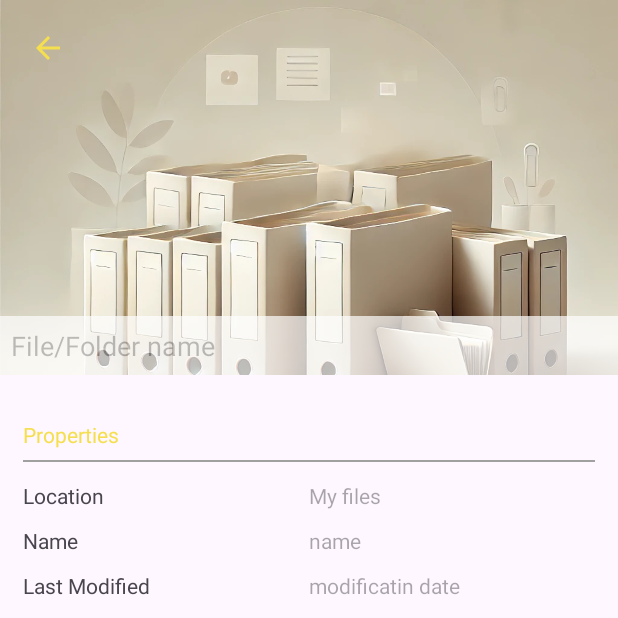
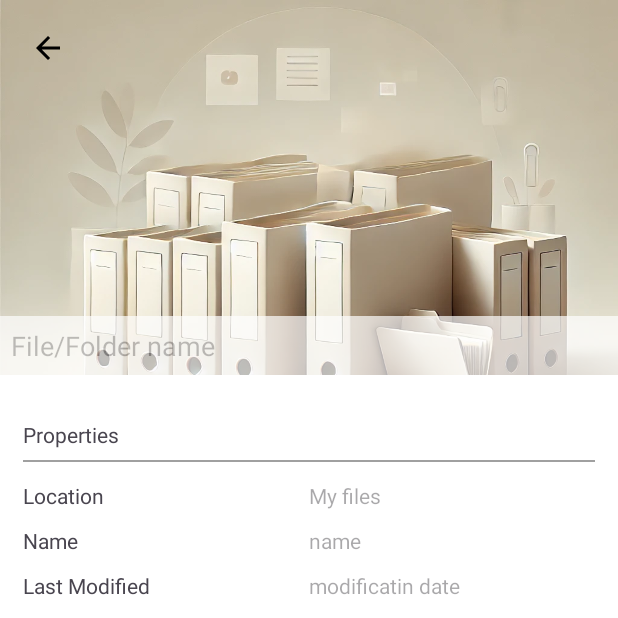
Before and after one commit to shivamtechstack/FileFusion, an Android app: the fragment FileInfoFragment placed in its activity, on a phone screen of 412 x 824 dp, the top half of it. Run offline under Robolectric (Android 15) with nearby library versions, the phone set to English and light mode, and no system bars; pictures from the network do not load; Roboto replaces fonts that are not available here.

Commit message:
- Changed color schemes in the app

```diff
--- a/app/src/main/java/shivam/sycodes/filefusion/AppSettings.kt
+++ b/app/src/main/java/shivam/sycodes/filefusion/AppSettings.kt
@@ -1,9 +1,13 @@
 package shivam.sycodes.filefusion
 
+import android.content.Context
 import android.os.Bundle
+import android.util.AttributeSet
 import android.view.View
 import androidx.activity.enableEdgeToEdge
 import androidx.appcompat.app.AppCompatActivity
+import androidx.core.content.ContentProviderCompat.requireContext
+import androidx.core.content.ContextCompat
 import androidx.core.view.ViewCompat
 import androidx.core.view.WindowInsetsCompat
 import shivam.sycodes.filefusion.databinding.ActivityAppSettingsBinding
--- a/app/src/main/java/shivam/sycodes/filefusion/fragments/TrashBinFragment.kt
+++ b/app/src/main/java/shivam/sycodes/filefusion/fragments/TrashBinFragment.kt
@@ -32,8 +32,6 @@ class TrashBinFragment : Fragment() {
         savedInstanceState: Bundle?
     ): View {
         _binding = FragmentTrashBinBinding.inflate(inflater,container,false)
-
-        requireActivity().window.statusBarColor = ContextCompat.getColor(requireContext(), R.color.toolBarColor)
         fileOperationHelper = FileOperationHelper(requireContext())
         trashPath= fileOperationHelper.getTrashDir().toString()
 
--- a/app/src/main/res/layout/decryptiondialog.xml
+++ b/app/src/main/res/layout/decryptiondialog.xml
@@ -83,10 +83,10 @@
             android:elevation="5dp"
             android:textSize="16sp"
             android:fontFamily="@font/source_sans_pro_semibold"
-            android:backgroundTint="@color/lightred"
+            android:backgroundTint="@color/toogleButtonColor"
             android:layout_height="wrap_content"
             android:text="Decrypt"
-            android:textColor="@color/white"
+            android:textColor="@color/black"
             tools:ignore="HardcodedText" />
     </LinearLayout>
 
--- a/app/src/main/res/layout/fragment_file_info.xml
+++ b/app/src/main/res/layout/fragment_file_info.xml
@@ -19,7 +19,6 @@
             android:layout_marginStart="0dp"
             android:elevation="1dp"
             android:padding="20dp"
-            android:tint="@color/toogleButtonColor"
            android:src="@drawable/baseline_arrow_back_24"/>
 
         <ImageView
@@ -46,7 +45,9 @@
 
     <ScrollView
         android:layout_width="match_parent"
+        android:background="@color/blackOnDark"
         android:layout_height="match_parent">
+
         <LinearLayout
             android:layout_width="match_parent"
             android:layout_height="wrap_content"
@@ -56,135 +57,134 @@
             <TextView
                 android:layout_width="match_parent"
                 android:layout_height="wrap_content"
-                android:text="Properties"
-                android:textColor="@color/toogleButtonColor"
-                android:layout_marginTop="30dp" />
+                android:layout_marginTop="30dp"
+                android:text="Properties" />
 
 
             <View
                 android:layout_width="match_parent"
                 android:layout_height="1dp"
                 android:layout_marginVertical="7dp"
-                android:background="@color/unhighlighted_text"/>
+                android:background="@color/unhighlighted_text" />
 
 
             <LinearLayout
-                android:layout_marginVertical="5dp"
                 android:layout_width="match_parent"
-                android:layout_height="wrap_content">
+                android:layout_height="wrap_content"
+                android:layout_marginVertical="5dp">
 
                 <TextView
                     android:layout_width="match_parent"
                     android:layout_height="wrap_content"
                     android:layout_weight="1"
-                    android:text="Location"/>
+                    android:text="Location" />
 
                 <TextView
                     android:id="@+id/fileinfo_fileLocation"
                     android:layout_width="match_parent"
                     android:layout_height="wrap_content"
                     android:layout_weight="1"
-                    android:hint="My files"/>
+                    android:hint="My files" />
 
             </LinearLayout>
 
             <LinearLayout
-                android:layout_marginVertical="5dp"
                 android:layout_width="match_parent"
-                android:layout_height="wrap_content">
+                android:layout_height="wrap_content"
+                android:layout_marginVertical="5dp">
 
                 <TextView
                     android:layout_width="match_parent"
                     android:layout_height="wrap_content"
                     android:layout_weight="1"
-                    android:text="Name"/>
+                    android:text="Name" />
 
                 <TextView
                     android:id="@+id/fileinfo_name"
                     android:layout_width="match_parent"
                     android:layout_height="wrap_content"
                     android:layout_weight="1"
-                    android:hint="name"/>
+                    android:hint="name" />
 
             </LinearLayout>
 
             <LinearLayout
-                android:layout_marginVertical="5dp"
                 android:layout_width="match_parent"
-                android:layout_height="wrap_content">
+                android:layout_height="wrap_content"
+                android:layout_marginVertical="5dp">
 
                 <TextView
                     android:layout_width="match_parent"
                     android:layout_height="wrap_content"
                     android:layout_weight="1"
-                    android:text="Last Modified"/>
+                    android:text="Last Modified" />
 
                 <TextView
                     android:id="@+id/fileinfo_lastModified"
                     android:layout_width="match_parent"
                     android:layout_height="wrap_content"
                     android:layout_weight="1"
-                    android:hint="modificatin date"/>
+                    android:hint="modificatin date" />
 
             </LinearLayout>
 
             <LinearLayout
-                android:layout_marginVertical="5dp"
                 android:layout_width="match_parent"
-                android:layout_height="wrap_content">
+                android:layout_height="wrap_content"
+                android:layout_marginVertical="5dp">
 
                 <TextView
                     android:layout_width="match_parent"
                     android:layout_height="wrap_content"
                     android:layout_weight="1"
-                    android:text="Size"/>
+                    android:text="Size" />
 
                 <TextView
                     android:id="@+id/fileinfo_size"
                     android:layout_width="match_parent"
                     android:layout_height="wrap_content"
                     android:layout_weight="1"
-                    android:hint="size"/>
+                    android:hint="size" />
 
             </LinearLayout>
 
             <LinearLayout
-                android:layout_marginVertical="5dp"
                 android:layout_width="match_parent"
-                android:layout_height="wrap_content">
+                android:layout_height="wrap_content"
+                android:layout_marginVertical="5dp">
 
                 <TextView
                     android:layout_width="match_parent"
                     android:layout_height="wrap_content"
                     android:layout_weight="1"
-                    android:text="type"/>
+                    android:text="type" />
 
                 <TextView
                     android:id="@+id/fileinfo_type"
                     android:layout_width="match_parent"
                     android:layout_height="wrap_content"
                     android:layout_weight="1"
-                    android:hint="file type"/>
+                    android:hint="file type" />
 
             </LinearLayout>
 
             <LinearLayout
-                android:layout_marginVertical="5dp"
                 android:layout_width="match_parent"
-                android:layout_height="wrap_content">
+                android:layout_height="wrap_content"
+                android:layout_marginVertical="5dp">
 
                 <TextView
                     android:layout_width="match_parent"
                     android:layout_height="wrap_content"
                     android:layout_weight="1"
-                    android:text="Count"/>
+                    android:text="Count" />
 
                 <TextView
                     android:id="@+id/fileinfo_count"
                     android:layout_width="match_parent"
                     android:layout_height="wrap_content"
                     android:layout_weight="1"
-                    android:hint="file count"/>
+                    android:hint="file count" />
 
             </LinearLayout>
 
--- a/app/src/main/res/layout/newfilefolderdialog.xml
+++ b/app/src/main/res/layout/newfilefolderdialog.xml
@@ -47,9 +47,9 @@
             android:elevation="5dp"
             android:textSize="15sp"
             android:fontFamily="@font/source_sans_pro_semibold"
-            android:textColor="@color/white"
+            android:textColor="@color/black"
             android:layout_weight="1"
-            android:backgroundTint="@color/lightred"
+            android:backgroundTint="@color/toogleButtonColor"
             android:layout_height="wrap_content"
             android:text="create"
             tools:ignore="HardcodedText" />
--- a/app/src/main/res/values/colors.xml
+++ b/app/src/main/res/values/colors.xml
@@ -8,7 +8,7 @@
     <color name="lightred">#FF2E31</color>
     <color name="unhighlighted_text">#A0A0A0</color>
     <color name="alpaviewbackground">#0A000000</color>
-    <color name="toogleButtonColor">#F5DF4F</color>
+    <color name="toogleButtonColor">#90D5FF</color>
     <color name="blackwhite">#FF000000</color>
     <color name="blackOnDark">#FFFFFFFF</color>
     <color name="cardsDarkColor">#FFFFFFFF</color>
```
Also changed, not shown: app/src/main/java/shivam/sycodes/filefusion/fragments/VaultFragment.kt (+25 -1 lines), app/src/main/java/shivam/sycodes/filefusion/service/VaultService.kt (+16 -1 lines), app/src/main/res/layout/fragment_trash_bin.xml (+18 -1 lines), 1 other file.
